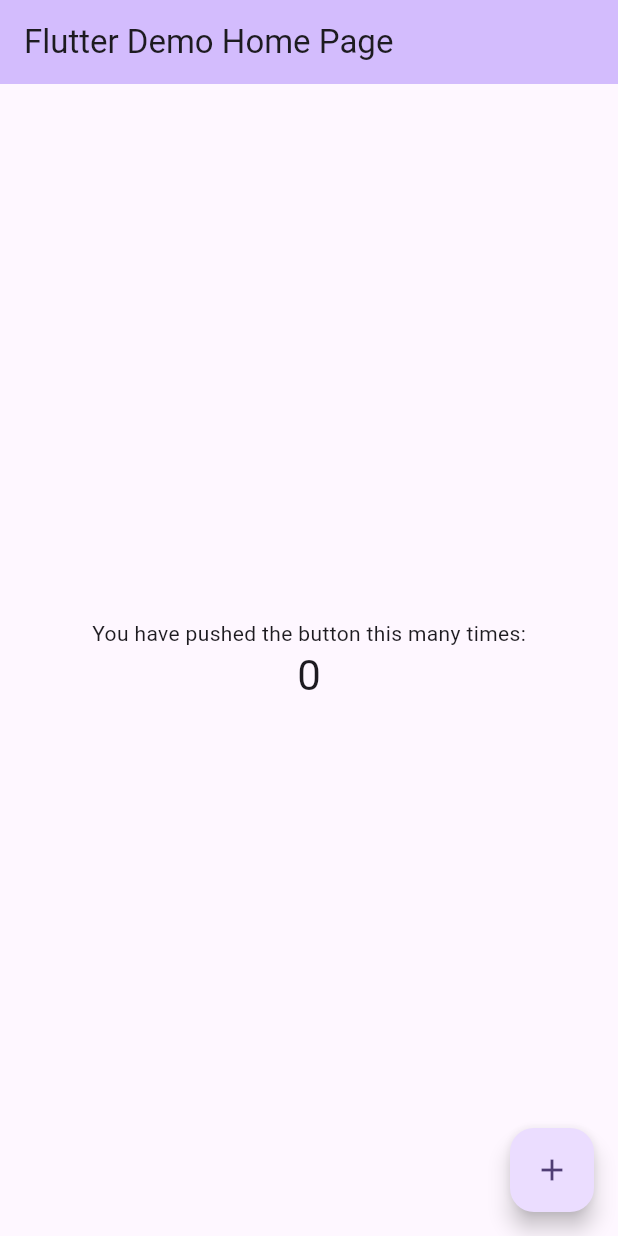
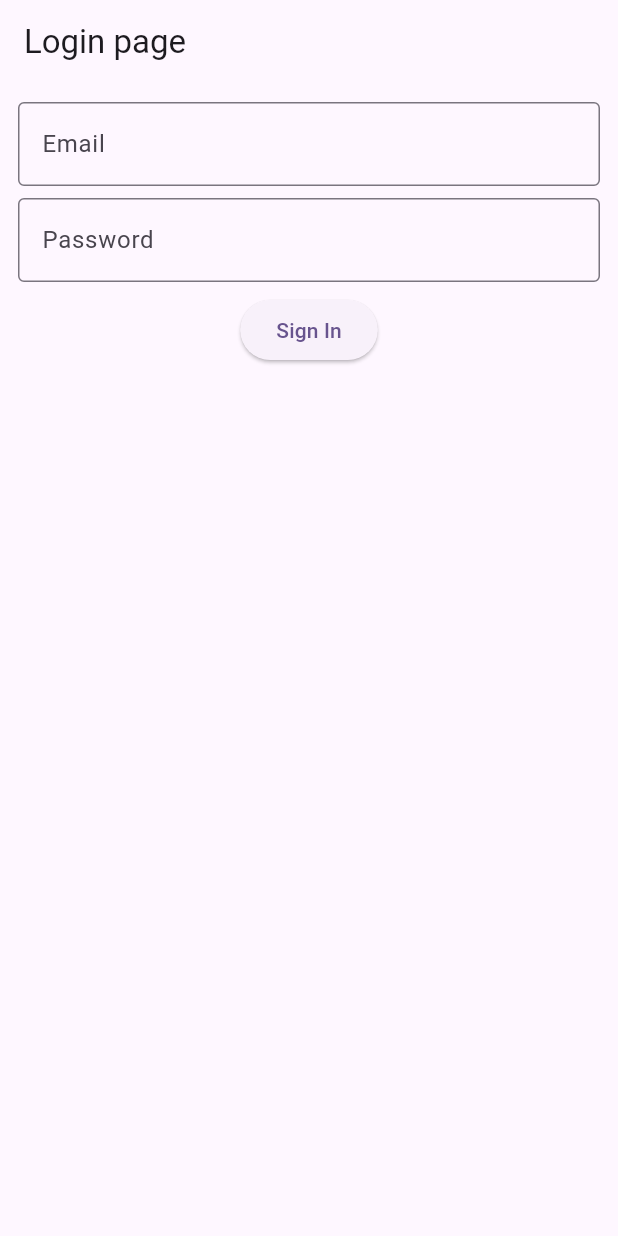
Before and after one commit to eduardofanis/flutter_meal_tracker_app, a Flutter app: the screen it shows after launch, on a phone screen of 412 x 824 dp. Run offline on Flutter 3.47's test engine with Material 3 defaults, Android fonts, the phone set to English and light mode, and no system bars; our stand-ins replace bloc, flutter_modular, string_validator.

Commit message:
implemented auth feature

```diff
--- /dev/null
+++ b/lib/app/app_widget.dart
@@ -0,0 +1,17 @@
+import 'package:flutter/material.dart';
+import 'package:flutter_modular/flutter_modular.dart';
+
+class AppWidget extends StatelessWidget {
+  const AppWidget({super.key});
+
+  @override
+  Widget build(BuildContext context) {
+    return MaterialApp.router(
+      title: 'Flutter Meal Tracker',
+      theme: ThemeData(
+        colorScheme: ColorScheme.fromSeed(seedColor: Colors.deepPurple),
+      ),
+      routerConfig: Modular.routerConfig,
+    );
+  }
+}
--- /dev/null
+++ b/lib/app/features/auth/data/datasources/auth_datasource.dart
@@ -0,0 +1,6 @@
+import 'package:flutter_meal_tracker_app/app/features/auth/domain/entities/user_entity.dart';
+
+abstract class AuthDatasource {
+  Future<User> signIn(String email, String password);
+  Future<User> signUp(String name, String email, String password);
+}
--- /dev/null
+++ b/lib/app/features/auth/data/datasources/firebase/firebase_auth_datasource.dart
@@ -0,0 +1,16 @@
+import 'package:flutter_meal_tracker_app/app/features/auth/data/datasources/auth_datasource.dart';
+import 'package:flutter_meal_tracker_app/app/features/auth/domain/entities/user_entity.dart';
+
+class FirebaseAuthDatasource implements AuthDatasource {
+  @override
+  Future<User> signIn(String email, String password) async {
+    print(email);
+    print(password);
+    throw UnimplementedError();
+  }
+
+  @override
+  Future<User> signUp(String name, String email, String password) async {
+    throw UnimplementedError();
+  }
+}
--- a/lib/app/features/auth/data/models/sign_in_model.dart
+++ b/lib/app/features/auth/data/models/sign_in_model.dart
@@ -1,5 +1,26 @@
 import 'package:flutter_meal_tracker_app/app/features/auth/domain/entities/sign_in_entity.dart';
+import 'package:string_validator/string_validator.dart' as validator;
 
 class SignInModel extends SignInEntity {
   SignInModel({required super.email, required super.password});
+
+  String? validateEmail() {
+    if (!validator.isEmail(email)) {
+      return "Needs to be a valid email.";
+    }
+    if (email.isEmpty) {
+      return "Email field is necessary.";
+    }
+    return null;
+  }
+
+  String? validatePassword() {
+    if (password.length < 6) {
+      return "The minimum password length is 6.";
+    }
+    if (password.isEmpty) {
+      return "Password field is necessary.";
+    }
+    return null;
+  }
 }
--- /dev/null
+++ b/lib/app/features/auth/data/models/sign_up_model.dart
@@ -0,0 +1,51 @@
+import 'package:flutter_meal_tracker_app/app/features/auth/domain/entities/sign_up_entity.dart';
+import 'package:string_validator/string_validator.dart' as validator;
+
+class SignUpModel extends SignUpEntity {
+  SignUpModel({
+    required super.email,
+    required super.password,
+    required super.name,
+    required super.repeatedPassword,
+  });
+
+  String? validateName() {
+    if (name.isEmpty) {
+      return "Name field is necessary.";
+    }
+    return null;
+  }
+
+  String? validateEmail() {
+    if (!validator.isEmail(email)) {
+      return "Needs to be a valid email.";
+    }
+    if (email.isEmpty) {
+      return "Email field is necessary.";
+    }
+    return null;
+  }
+
+  String? validatePassword() {
+    if (password.length < 6) {
+      return "The minimum password length is 6.";
+    }
+    if (password.isEmpty) {
+      return "Password field is necessary.";
+    }
+    return null;
+  }
+
+  String? validateRepeatedPassword() {
+    if (password != repeatedPassword) {
+      return "The passwords don't match.";
+    }
+    if (password.length < 6) {
+      return "The minimum password length is 6.";
+    }
+    if (password.isEmpty) {
+      return "Password field is necessary.";
+    }
+    return null;
+  }
+}
--- a/lib/app/features/auth/domain/entities/sign_up_entity.dart
+++ b/lib/app/features/auth/domain/entities/sign_up_entity.dart
@@ -3,12 +3,12 @@ abstract class SignUpEntity {
   final String name;
   final String email;
   final String password;
-  final String repeatPassword;
+  final String repeatedPassword;
 
   SignUpEntity({
     required this.name,
     required this.email,
     required this.password,
-    required this.repeatPassword,
+    required this.repeatedPassword,
   });
 }
--- a/lib/app/features/auth/domain/entities/user_entity.dart
+++ b/lib/app/features/auth/domain/entities/user_entity.dart
@@ -1,9 +1,13 @@
 abstract class User {
   final String name;
   final String email;
+  final String? accessToken;
+  final String? refreshToken;
 
   User({
     required this.name,
     required this.email,
+    this.accessToken,
+    this.refreshToken,
   });
 }
--- a/lib/app/features/auth/domain/errors/auth_errors.dart
+++ b/lib/app/features/auth/domain/errors/auth_errors.dart
@@ -1,5 +1,9 @@
 abstract class Failure implements Exception {}
 
-class InvalidCredentials implements Failure {}
+class InvalidCredentials implements Failure {
+  final String? message;
+
+  InvalidCredentials(this.message);
+}
 
 class InternalError implements Failure {}
--- /dev/null
+++ b/lib/app/features/auth/ui/sign_in_page.dart
@@ -0,0 +1,66 @@
+import 'package:flutter/material.dart';
+import 'package:flutter_meal_tracker_app/app/features/auth/data/models/sign_in_model.dart';
+import 'package:flutter_meal_tracker_app/app/features/auth/domain/blocs/auth_bloc.dart';
+import 'package:flutter_meal_tracker_app/app/features/auth/domain/events/auth_event.dart';
+import 'package:flutter_modular/flutter_modular.dart';
+
+class SignInPage extends StatefulWidget {
+  const SignInPage({super.key});
+
+  @override
+  State<SignInPage> createState() => _SignInPageState();
+}
+
+class _SignInPageState extends State<SignInPage> {
+  TextEditingController emailController = TextEditingController();
+  TextEditingController passwordController = TextEditingController();
+
+  final bloc = Modular.get<AuthBloc>();
+
+  @override
+  void dispose() {
+    super.dispose();
+    bloc.close();
+    emailController.dispose();
+    passwordController.dispose();
+  }
+
+  @override
+  Widget build(BuildContext context) {
+    return Scaffold(
+      appBar: AppBar(
+        title: const Text("Login page"),
+      ),
+      body: Padding(
+        padding: const EdgeInsets.all(12.0),
+        child: Column(
+          children: [
+            TextFormField(
+              controller: emailController,
+              decoration: const InputDecoration(
+                  border: OutlineInputBorder(), label: Text("Email")),
+            ),
+            const SizedBox(
+              height: 8,
+            ),
+            TextFormField(
+                controller: passwordController,
+                decoration: const InputDecoration(
+                    border: OutlineInputBorder(), label: Text("Password"))),
+            const SizedBox(
+              height: 8,
+            ),
+            ElevatedButton(
+                onPressed: () {
+                  final credentials = SignInModel(
+                      email: emailController.text,
+                      password: passwordController.text);
+                  bloc.add(SignInEvent(credentials));
+                },
+                child: const Text("Sign In"))
+          ],
+        ),
+      ),
+    );
+  }
+}
--- a/lib/main.dart
+++ b/lib/main.dart
@@ -1,53 +1,14 @@
 import 'package:flutter/material.dart';
+import 'package:flutter_meal_tracker_app/app/app_module.dart';
+import 'package:flutter_meal_tracker_app/app/app_widget.dart';
+import 'package:flutter_modular/flutter_modular.dart';
 
 void main() {
-  runApp(const MyApp());
-}
-
-class MyApp extends StatelessWidget {
-  const MyApp({super.key});
-
-  // This widget is the root of your application.
-  @override
-  Widget build(BuildContext context) {
-    return MaterialApp(
-      title: 'Flutter Demo',
-      theme: ThemeData(
-        // This is the theme of your application.
-        //
-        // TRY THIS: Try running your application with "flutter run". You'll see
-        // the application has a purple toolbar. Then, without quitting the app,
-        // try changing the seedColor in the colorScheme below to Colors.green
-        // and then invoke "hot reload" (save your changes or press the "hot
-        // reload" button in a Flutter-supported IDE, or press "r" if you used
-        // the command line to start the app).
-        //
-        // Notice that the counter didn't reset back to zero; the application
-        // state is not lost during the reload. To reset the state, use hot
-        // restart instead.
-        //
-        // This works for code too, not just values: Most code changes can be
-        // tested with just a hot reload.
-        colorScheme: ColorScheme.fromSeed(seedColor: Colors.deepPurple),
-        useMaterial3: true,
-      ),
-      home: const MyHomePage(title: 'Flutter Demo Home Page'),
-    );
-  }
+  runApp(ModularApp(module: AppModule(), child: const AppWidget()));
 }
 
 class MyHomePage extends StatefulWidget {
   const MyHomePage({super.key, required this.title});
-
-  // This widget is the home page of your application. It is stateful, meaning
-  // that it has a State object (defined below) that contains fields that affect
-  // how it looks.
-
-  // This class is the configuration for the state. It holds the values (in this
-  // case the title) provided by the parent (in this case the App widget) and
-  // used by the build method of the State. Fields in a Widget subclass are
-  // always marked "final".
-
   final String title;
 
   @override
@@ -59,50 +20,19 @@ class _MyHomePageState extends State<MyHomePage> {
 
   void _incrementCounter() {
     setState(() {
-      // This call to setState tells the Flutter framework that something has
-      // changed in this State, which causes it to rerun the build method below
-      // so that the display can reflect the updated values. If we changed
-      // _counter without calling setState(), then the build method would not be
-      // called again, and so nothing would appear to happen.
       _counter++;
     });
   }
 
   @override
   Widget build(BuildContext context) {
-    // This method is rerun every time setState is called, for instance as done
-    // by the _incrementCounter method above.
-    //
-    // The Flutter framework has been optimized to make rerunning build methods
-    // fast, so that you can just rebuild anything that needs updating rather
-    // than having to individually change instances of widgets.
     return Scaffold(
       appBar: AppBar(
-        // TRY THIS: Try changing the color here to a specific color (to
-        // Colors.amber, perhaps?) and trigger a hot reload to see the AppBar
-        // change color while the other colors stay the same.
         backgroundColor: Theme.of(context).colorScheme.inversePrimary,
-        // Here we take the value from the MyHomePage object that was created by
-        // the App.build method, and use it to set our appbar title.
         title: Text(widget.title),
       ),
       body: Center(
-        // Center is a layout widget. It takes a single child and positions it
-        // in the middle of the parent.
         child: Column(
-          // Column is also a layout widget. It takes a list of children and
-          // arranges them vertically. By default, it sizes itself to fit its
-          // children horizontally, and tries to be as tall as its parent.
-          //
-          // Column has various properties to control how it sizes itself and
-          // how it positions its children. Here we use mainAxisAlignment to
-          // center the children vertically; the main axis here is the vertical
-          // axis because Columns are vertical (the cross axis would be
-          // horizontal).
-          //
-          // TRY THIS: Invoke "debug painting" (choose the "Toggle Debug Paint"
-          // action in the IDE, or press "p" in the console), to see the
-          // wireframe for each widget.
           mainAxisAlignment: MainAxisAlignment.center,
           children: <Widget>[
             const Text(
@@ -119,7 +49,7 @@ class _MyHomePageState extends State<MyHomePage> {
         onPressed: _incrementCounter,
         tooltip: 'Increment',
         child: const Icon(Icons.add),
-      ), // This trailing comma makes auto-formatting nicer for build methods.
+      ),
     );
   }
 }
--- a/pubspec.yaml
+++ b/pubspec.yaml
@@ -37,6 +37,8 @@ dependencies:
   cupertino_icons: ^1.0.6
   bloc: ^8.1.4
   dio: ^5.4.2+1
+  string_validator: ^1.0.2
+  flutter_modular: ^6.3.2
 
 dev_dependencies:
   flutter_test:
```
Also changed, not shown: lib/app/app_module.dart (added, +21 -0 lines), lib/app/features/auth/data/models/user_model.dart (added, +10 -0 lines), lib/app/features/auth/data/repositories/auth_repository_impl.dart (added, +39 -0 lines), 1 other file.
